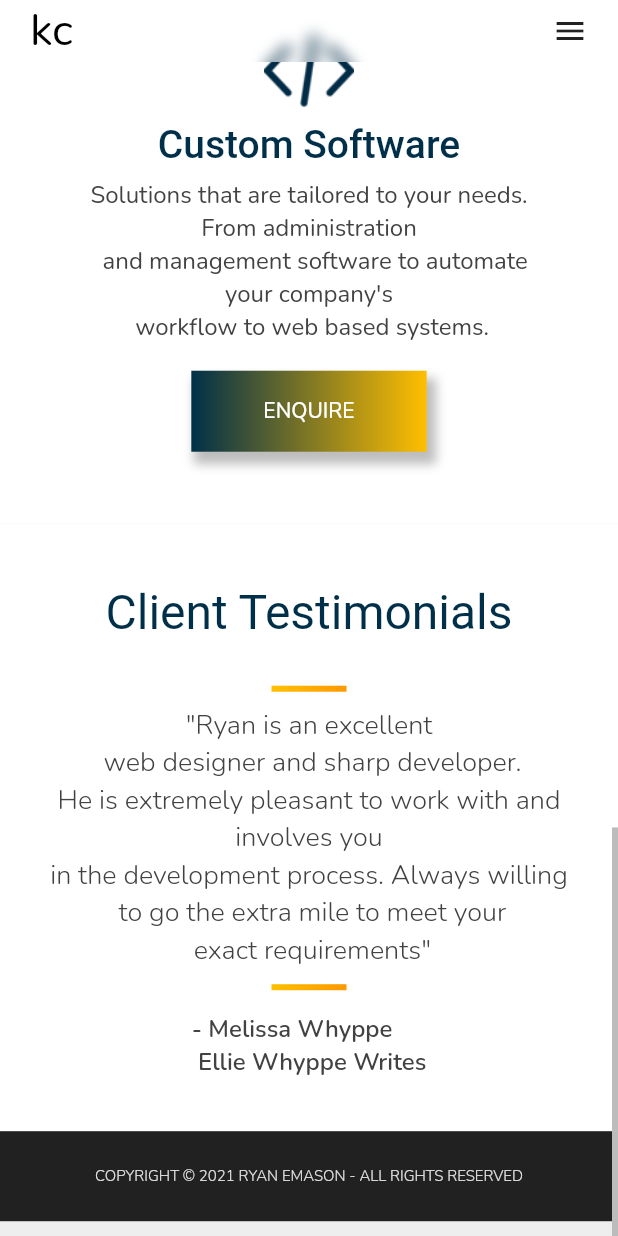
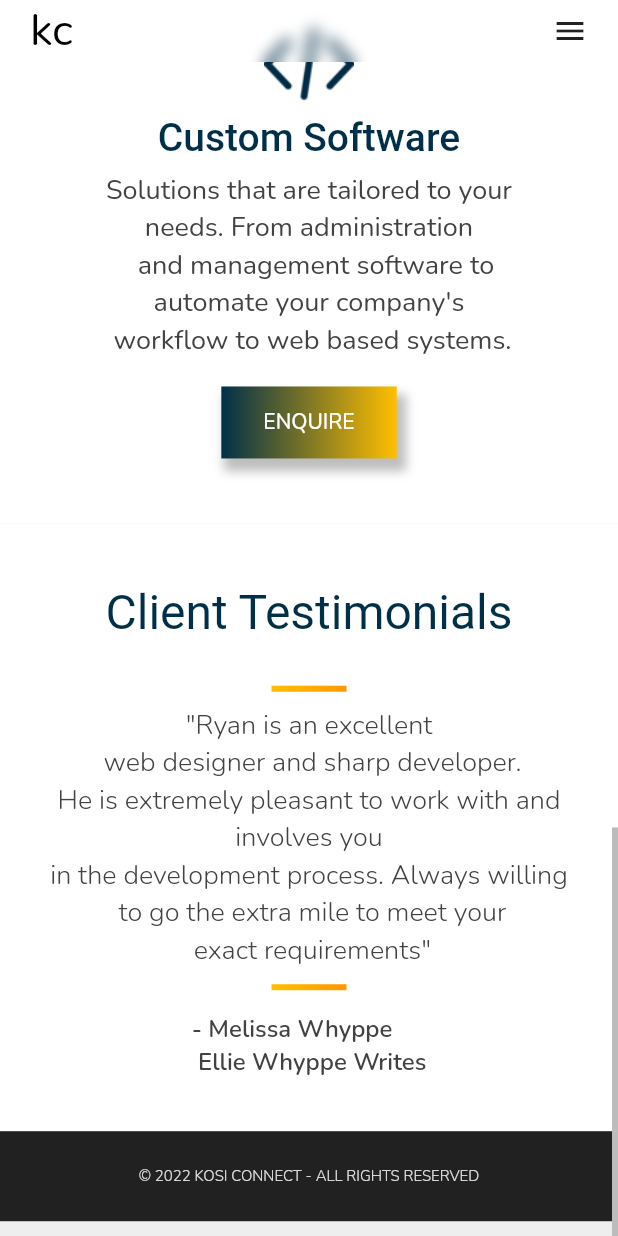
Before and after one commit to ryanemm/kosi_connect, a Flutter app: the screen it shows after launch, scrolled down 1728 dp, on a phone screen of 412 x 824 dp. Run offline on Flutter 3.47's test engine with Material 2 defaults, Android fonts, the phone set to English and light mode, and no system bars; our stand-ins replace animated_text_kit, google_fonts, outline_gradient_button, responsive_framework; missing offline and left inert: assorted_layout_widgets, shape_of_view.

Commit message:
mobile footer change

```diff
--- a/lib/Sections/Footer/footer.dart
+++ b/lib/Sections/Footer/footer.dart
@@ -10,7 +10,7 @@ class Footer extends StatelessWidget {
 
     if (_isLandscape) {
       child = Container(
-      padding: EdgeInsets.only(left: 130, right: 130),
+        padding: EdgeInsets.only(left: 130, right: 130),
         height: 150,
         width: double.infinity,
         //margin: EdgeInsets.symmetric(vertical: 30, horizontal: 10),
@@ -19,13 +19,12 @@ class Footer extends StatelessWidget {
           mainAxisAlignment: MainAxisAlignment.spaceBetween,
           children: [
             Text(
-              "© 2021 Kosi Connect. All rights reserved.",
+              "© 2022 KOSI CONNECT. ALL RIGHTS RESERVED.",
               style: GoogleFonts.novaRound(
                   fontWeight: FontWeight.w300,
                   color: Colors.grey[300],
                   fontSize: 16),
             ),
-
             Image.asset("assets/images/company_logo.png", height: 100),
             RichText(
               text: TextSpan(
@@ -57,7 +56,7 @@ class Footer extends StatelessWidget {
           mainAxisAlignment: MainAxisAlignment.center,
           children: [
             Text(
-              "COPYRIGHT © 2021 RYAN EMASON - ALL RIGHTS RESERVED",
+              "© 2022 KOSI CONNECT - ALL RIGHTS RESERVED",
               textAlign: TextAlign.center,
               style: GoogleFonts.nunito(
                   fontWeight: FontWeight.w300,
--- a/lib/Sections/Services/service_card_mobile.dart
+++ b/lib/Sections/Services/service_card_mobile.dart
@@ -47,11 +47,11 @@ class _ServiceCardMobileState extends State<ServiceCardMobile> {
           Text(
             services[widget.index].info,
             textAlign: TextAlign.center,
-            style: GoogleFonts.nunito(fontSize: 16, color: Colors.grey[800]),
+            style: GoogleFonts.nunito(fontSize: 18, color: Colors.grey[800]),
           ),
           SizedBox(height: 18),
           Container(
-              padding: EdgeInsets.only(bottom: 3, top: 3, left: 40, right: 40),
+              padding: EdgeInsets.only(bottom: 0, top: 0, left: 20, right: 20),
               decoration: BoxDecoration(
                 boxShadow: [
                   BoxShadow(
--- a/lib/models/services.dart
+++ b/lib/models/services.dart
@@ -22,7 +22,7 @@ List<Service> services = [
   ),
   Service(
     id: 3,
-    title: "Mobile Development",
+    title: "Mobile Apps",
     image: "assets/images/mobile_dev_fill_1.png",
     info:
         "Bringing your app idea to life. Have you thought of the next \n big thing? Or you want to simplify and automate",
```
